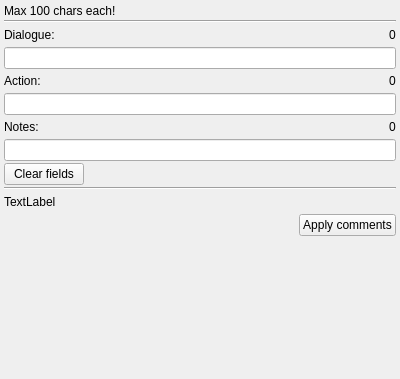
Before: the Qt Designer form app/ui/framecommentwidget.ui in pencil2d/pencil, drawn with Qt 5.
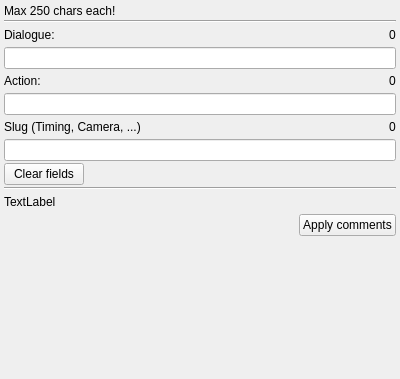
After: the same form once the commit is applied.

Commit message: Limit raised to 250 chars. whole keyframe exp can be used

Diff of the .ui file:
```diff
--- a/app/ui/framecommentwidget.ui
+++ b/app/ui/framecommentwidget.ui
@@ -32,7 +32,7 @@
    <item>
     <widget class="QLabel" name="labMax100chars">
      <property name="text">
-      <string>Max 100 chars each!</string>
+      <string>Max 250 chars each!</string>
      </property>
     </widget>
    </item>
@@ -124,7 +124,7 @@
      <item>
       <widget class="QLabel" name="labNotes">
        <property name="text">
-        <string>Notes:</string>
+        <string>Slug (Timing, Camera, ...)</string>
        </property>
       </widget>
      </item>
```
Left out of the diff: 6 changed lines with no effect on the pictures. The commit also changes 5 other files.
